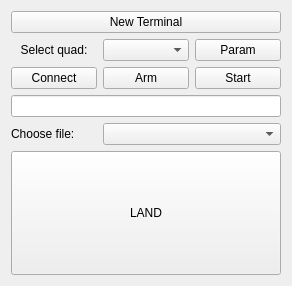
Old version of the form gui/src/gui/MyPlugin.ui in the repository roussePaul/kampala.
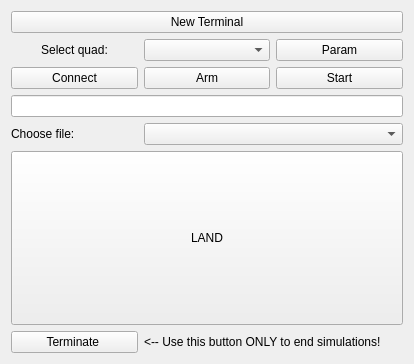
New version of the form.

Commit message: Enabled adding multiple points at once in the user-input GUI

The edit to the form file:
```diff
--- a/gui/src/gui/MyPlugin.ui
+++ b/gui/src/gui/MyPlugin.ui
@@ -6,8 +6,8 @@
    <rect>
     <x>0</x>
     <y>0</y>
-    <width>292</width>
-    <height>286</height>
+    <width>414</width>
+    <height>364</height>
    </rect>
   </property>
   <property name="windowTitle">
@@ -106,6 +106,20 @@
      </property>
     </widget>
    </item>
+   <item row="9" column="0">
+    <widget class="QPushButton" name="TerminateButton">
+     <property name="text">
+      <string>Terminate </string>
+     </property>
+    </widget>
+   </item>
+   <item row="9" column="1" colspan="2">
+    <widget class="QLabel" name="label_3">
+     <property name="text">
+      <string>&lt;-- Use this button ONLY to end simulations!</string>
+     </property>
+    </widget>
+   </item>
   </layout>
  </widget>
  <resources/>
```
Left out of the diff: 28 changed lines with no effect on the pictures. The commit also changes 2 other files.
